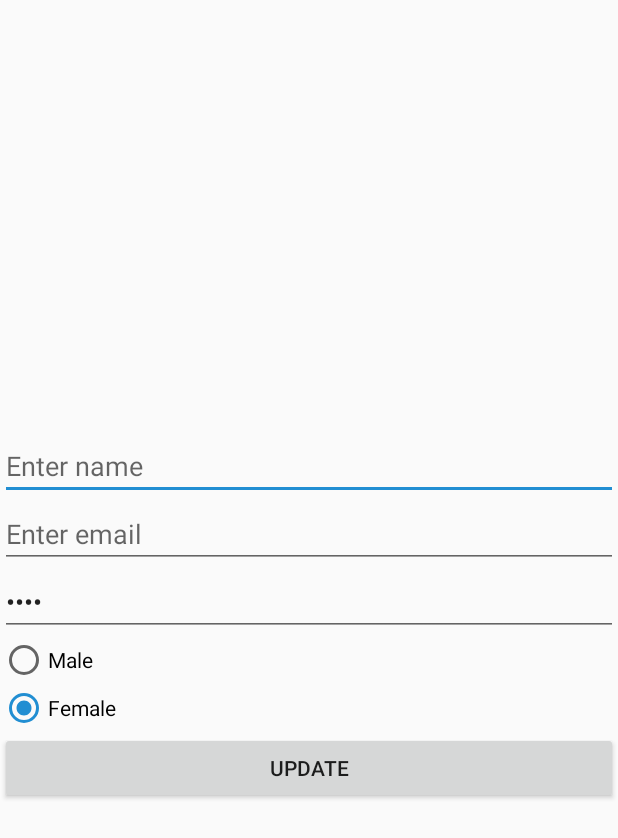
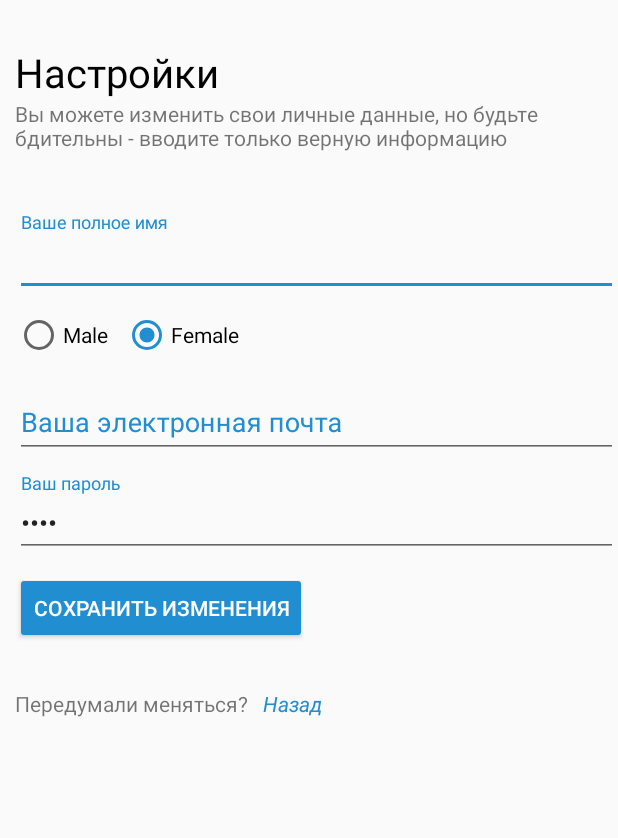
Before and after one commit to Doldrums/newapphelpme, an Android app: the SettingsActivity screen opened directly, with no data from a screen before it, on a phone screen of 412 x 824 dp. Shown: the top 838 px of the screen. Run offline under Robolectric (Android 15) with nearby library versions, the phone set to English and light mode, and no system bars; 1 statement that could not run was skipped.

Commit message:
oket okey just do it

```diff
--- a/app/build.gradle
+++ b/app/build.gradle
@@ -2,7 +2,7 @@ apply plugin: 'com.android.application'
 
 android {
     compileSdkVersion 27
-    buildToolsVersion '27.0.0'
+    buildToolsVersion '28.0.3'
     defaultConfig {
         applicationId "com.example.rina.new_app_help_me"
         minSdkVersion 18
@@ -22,6 +22,8 @@ android {
 dependencies {
     implementation fileTree(dir: 'libs', include: ['*.jar'])
 
+    implementation 'com.android.support:support-v4:27.1.0'
+
     //noinspection GradleCompatible
     implementation 'com.android.support:appcompat-v7:27.1.1'
     testImplementation 'junit:junit:4.12'
@@ -32,8 +34,6 @@ dependencies {
     implementation 'joda-time:joda-time:2.9.9'
     implementation 'com.squareup.retrofit2:retrofit:2.4.0'
     implementation 'com.squareup.retrofit2:converter-gson:2.2.0'
-
-
 
     implementation 'com.android.support.constraint:constraint-layout:1.1.3'
     compile 'com.squareup.retrofit2:retrofit:2.4.0'
--- a/app/src/main/java/com/example/rina/new_app_help_me/activities/Home_dashboard_activity.java
+++ b/app/src/main/java/com/example/rina/new_app_help_me/activities/Home_dashboard_activity.java
@@ -7,6 +7,7 @@ import android.support.v7.widget.CardView;
 import android.view.View;
 
 
+import com.example.rina.new_app_help_me.R;
 import com.example.rina.new_app_help_me.helper.SharedPrefManager;
 import com.example.rina.new_app_help_me.models.User;
 
--- a/app/src/main/java/com/example/rina/new_app_help_me/activities/SettingsActivity.java
+++ b/app/src/main/java/com/example/rina/new_app_help_me/activities/SettingsActivity.java
@@ -1,6 +1,7 @@
 package com.example.rina.new_app_help_me.activities;
 
 import android.app.ProgressDialog;
+import android.content.Intent;
 import android.support.v7.app.AppCompatActivity;
 import android.os.Bundle;
 import android.view.View;
@@ -8,6 +9,7 @@ import android.widget.Button;
 import android.widget.EditText;
 import android.widget.RadioButton;
 import android.widget.RadioGroup;
+import android.widget.TextView;
 import android.widget.Toast;
 
 import com.example.rina.new_app_help_me.R;
@@ -26,6 +28,7 @@ import retrofit2.converter.gson.GsonConverterFactory;
 public class SettingsActivity extends AppCompatActivity implements View.OnClickListener{
 
     private Button buttonUpdate;
+    private TextView buttonReturn;
     private EditText editTextName, editTextEmail, editTextPassword;
     private RadioGroup radioGender;
 
@@ -35,6 +38,7 @@ public class SettingsActivity extends AppCompatActivity implements View.OnClickL
         setContentView(R.layout.activity_settings);
 
         buttonUpdate = (Button) findViewById(R.id.buttonUpdate);
+        buttonReturn =(TextView) findViewById(R.id.Return);
 
         editTextName = (EditText) findViewById(R.id.editTextName);
         editTextEmail = (EditText) findViewById(R.id.editTextEmail);
@@ -56,6 +60,15 @@ public class SettingsActivity extends AppCompatActivity implements View.OnClickL
         } else {
             radioGender.check(R.id.radioFemale);
         }
+
+
+
+        buttonReturn.setOnClickListener(new View.OnClickListener() {
+            @Override
+            public void onClick(View v) {
+                startActivity(new Intent(SettingsActivity.this, Home_dashboard_activity.class));
+            }
+        });
 
     }
         private void updateUser() {
@@ -95,6 +108,7 @@ public class SettingsActivity extends AppCompatActivity implements View.OnClickL
                     Toast.makeText(getApplicationContext(), response.body().getMessage(), Toast.LENGTH_LONG).show();
                     if (!response.body().getError()) {
                         SharedPrefManager.getInstance(getApplicationContext()).userLogin(response.body().getUser());
+                        startActivity(new Intent(SettingsActivity.this, Home_dashboard_activity.class));
                     }
                 }
 
--- a/app/src/main/java/com/example/rina/new_app_help_me/activities/Teacher.java
+++ b/app/src/main/java/com/example/rina/new_app_help_me/activities/Teacher.java
@@ -9,8 +9,7 @@ import android.widget.TextView;
 import android.widget.Toast;
 
 
-
-
+import com.example.rina.new_app_help_me.R;
 import com.example.rina.new_app_help_me.api.APIService;
 import com.example.rina.new_app_help_me.api.APIUrl;
 import com.example.rina.new_app_help_me.models.User;
--- a/app/src/main/res/layout/activity_settings.xml
+++ b/app/src/main/res/layout/activity_settings.xml
@@ -1,61 +1,136 @@
-<?xml version="1.0" encoding="utf-8"?>
-<RelativeLayout xmlns:android="http://schemas.android.com/apk/res/android"
-    android:orientation="vertical" android:layout_width="match_parent"
-    android:layout_height="match_parent">
+<LinearLayout android:layout_width="match_parent"
+    android:layout_height="wrap_content"
+    android:layout_centerVertical="true"
+    android:orientation="vertical"
+    xmlns:android="http://schemas.android.com/apk/res/android">
 
-    <LinearLayout
+    <TextView
+        android:layout_width="wrap_content"
+        android:layout_height="wrap_content"
+        android:layout_marginTop="30dp"
+        android:textSize="12pt"
+        android:layout_marginStart="10dp"
+        android:text="Настройки"
+        android:textColor="@color/lightgray"/>
+
+    <TextView
+        android:layout_width="wrap_content"
+        android:layout_height="wrap_content"
+        android:textSize="14dp"
+        android:layout_marginStart="10dp"
+        android:text="Вы можете изменить свои личные данные, но будьте бдительны - вводите только верную информацию "/>
+
+    <android.support.design.widget.TextInputLayout
+        android:id="@+id/inputLayout1"
         android:layout_width="match_parent"
         android:layout_height="wrap_content"
-        android:layout_centerVertical="true"
-        android:orientation="vertical">
-
+        android:layout_marginTop="40dp"
+        android:layout_marginStart="10dp"
+        android:textColorHint="@color/colorPrimaryDark">
         <EditText
             android:id="@+id/editTextName"
             android:layout_width="match_parent"
             android:layout_height="wrap_content"
-            android:hint="Enter name "
+            android:hint="Ваше полное имя"
+            android:textColor="@color/lightgray"
             android:inputType="text" />
+    </android.support.design.widget.TextInputLayout>
 
+    <RadioGroup
+        android:id="@+id/radioGender"
+        android:layout_width="match_parent"
+        android:layout_height="wrap_content"
+        android:orientation="horizontal"
+        android:layout_marginStart="10dp"
+        android:layout_marginTop="10dp">
+
+        <RadioButton
+            android:id="@+id/radioMale"
+            android:layout_width="wrap_content"
+            android:layout_height="wrap_content"
+            android:text="Male"
+            android:paddingEnd="10dp"/>
+
+        <RadioButton
+            android:id="@+id/radioFemale"
+            android:layout_width="wrap_content"
+            android:layout_height="wrap_content"
+            android:text="Female" />
+    </RadioGroup>
+
+    <android.support.design.widget.TextInputLayout
+        android:id="@+id/inputLayout2"
+        android:layout_width="match_parent"
+        android:layout_height="wrap_content"
+        android:layout_marginStart="10dp"
+        android:layout_marginTop="10dp"
+        android:textColorHint="@color/colorPrimaryDark">
         <EditText
             android:id="@+id/editTextEmail"
             android:layout_width="match_parent"
             android:layout_height="wrap_content"
-            android:hint="Enter email "
+            android:hint="Ваша электронная почта"
             android:inputType="textEmailAddress" />
+    </android.support.design.widget.TextInputLayout>
+
+    <android.support.design.widget.TextInputLayout
+        android:id="@+id/inputLayout3"
+        android:layout_width="match_parent"
+        android:layout_height="wrap_content"
+        android:layout_marginStart="10dp"
+        android:layout_marginTop="10dp"
+        android:textColorHint="@color/colorPrimaryDark">
 
         <EditText
             android:id="@+id/editTextPassword"
             android:layout_width="match_parent"
             android:layout_height="wrap_content"
-            android:hint="Enter password "
+            android:hint="Ваш пароль"
             android:inputType="textPassword" />
-
-        <RadioGroup
-            android:id="@+id/radioGender"
-            android:layout_width="match_parent"
-            android:layout_height="wrap_content">
-
-            <RadioButton
-                android:id="@+id/radioMale"
-                android:layout_width="wrap_content"
-                android:layout_height="wrap_content"
-                android:text="Male" />
-
-            <RadioButton
-                android:id="@+id/radioFemale"
-                android:layout_width="wrap_content"
-                android:layout_height="wrap_content"
-                android:text="Female" />
+    </android.support.design.widget.TextInputLayout>
 
 
-        </RadioGroup>
+
 
         <Button
             android:id="@+id/buttonUpdate"
+            style="@style/Widget.AppCompat.Button.Colored"
+            android:layout_width="wrap_content"
+            android:layout_height="wrap_content"
+            android:layout_marginStart="10dp"
+            android:layout_marginTop="10dp"
+            android:text="Сохранить изменения" />
+
+    <LinearLayout
+        android:layout_width="wrap_content"
+        android:layout_height="wrap_content"
+
+        android:orientation="horizontal"
+        android:layout_marginTop="20dp">
+
+
+        <TextView
+            android:layout_width="wrap_content"
+            android:layout_height="wrap_content"
+            android:text="Передумали меняться?"
+            android:textSize="14dp"
+            android:layout_marginStart="10dp"
+            android:layout_marginTop="10dp"/>
+
+
+
+        <TextView
             android:layout_width="match_parent"
-            android:layout_height="wrap_content"
-            android:text="Update" />
+            android:layout_height="match_parent"
+            android:text="Назад"
+            android:textColor="@color/colorAccent"
+            android:textStyle="italic"
+            android:gravity="bottom"
+            android:clickable="true"
+            android:layout_marginStart="10dp"
+            android:id="@+id/Return"/>
+
 
     </LinearLayout>
 
-</RelativeLayout>
+    </LinearLayout>
--- a/build.gradle
+++ b/build.gradle
@@ -9,6 +9,7 @@ buildscript {
     dependencies {
         classpath 'com.android.tools.build:gradle:3.2.1'
         classpath 'com.google.gms:google-services:4.0.1'
+        classpath 'com.android.support:support-v4:28.0.0'
 
 
         // NOTE: Do not place your application dependencies here; they belong
@@ -24,6 +25,11 @@ allprojects {
     }
 }
 
+configurations.all {
+    resolutionStrategy {
+        force 'com.android.support:support-v4:27.1.0'
+    }}
+
 task clean(type: Delete) {
     delete rootProject.buildDir
 }
```
Also changed, not shown: app/src/main/res/layout/activity_home_dashboard_activity.xml (+15 -15 lines), app/src/main/res/layout/activity_sign_in.xml (+47 -82 lines), app/src/main/res/drawable/enter_card.png (added), app/src/main/res/drawable/login_background.png (added), app/src/main/res/drawable/messages.png (added), app/src/main/res/drawable/settings.png (added).
